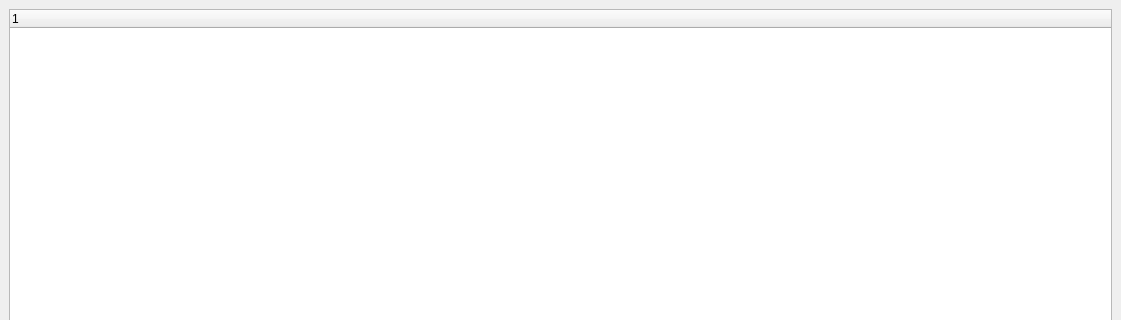
Old version of the form Tacktech_Manager/ui/Tacktech_Manager_MainWindow.ui in the repository HP-xyz/tacktech; both pictures show x 0 to 1121 and y 0 to 320 of the 1121 by 741 pixel window.
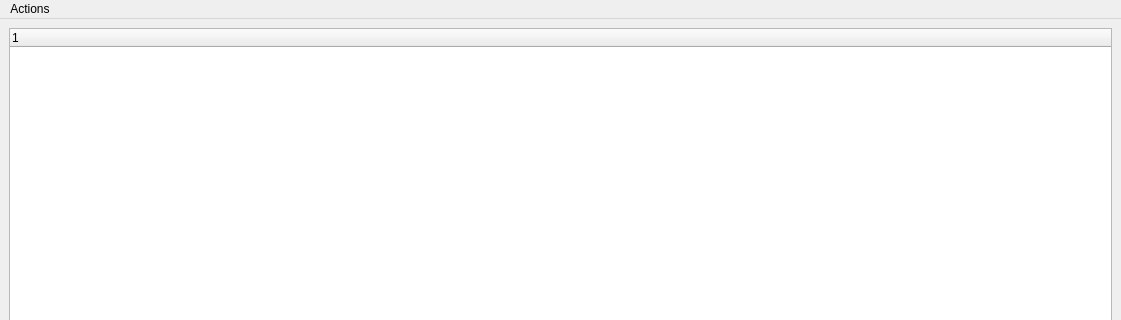
New version of the form.

Commit message: Forgot to add show GUI...

What changed in the file:
```diff
--- a/Tacktech_Manager/ui/Tacktech_Manager_MainWindow.ui
+++ b/Tacktech_Manager/ui/Tacktech_Manager_MainWindow.ui
@@ -35,6 +35,13 @@
      <height>21</height>
     </rect>
    </property>
+   <widget class="QMenu" name="menuActions">
+    <property name="title">
+     <string>Actions</string>
+    </property>
+    <addaction name="actionUpload_Files_To_Server"/>
+   </widget>
+   <addaction name="menuActions"/>
   </widget>
   <widget class="QStatusBar" name="statusbar"/>
  </widget>
```
Left out of the diff: 5 changed lines with no effect on the pictures. The commit also changes 4 other files.
